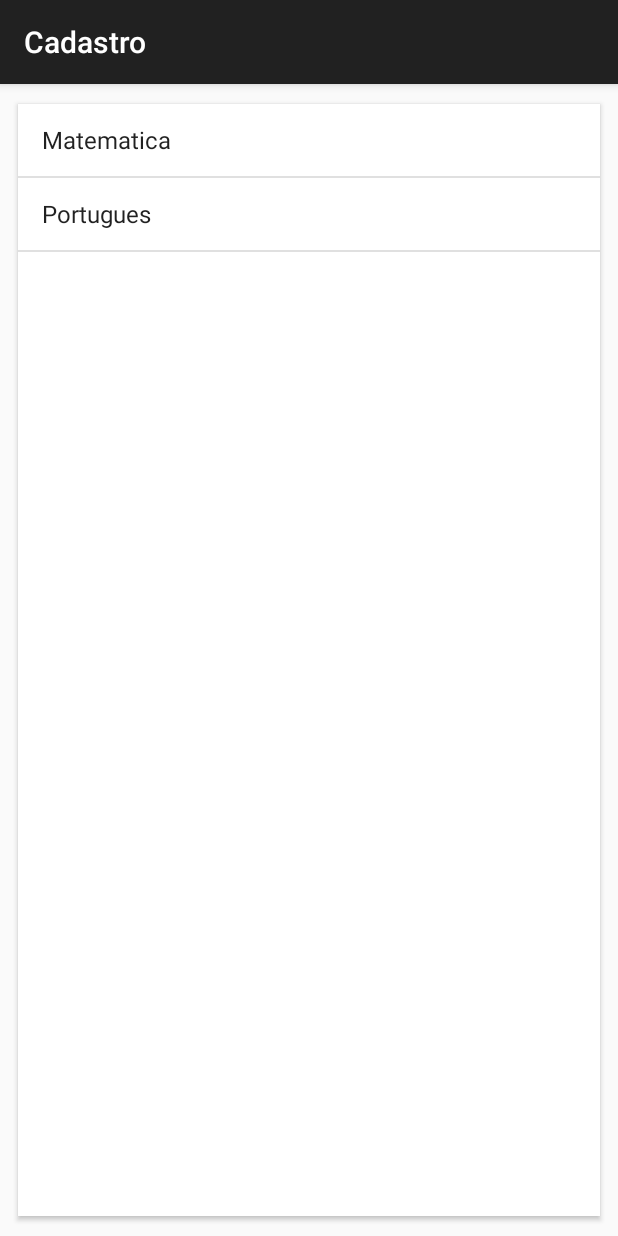
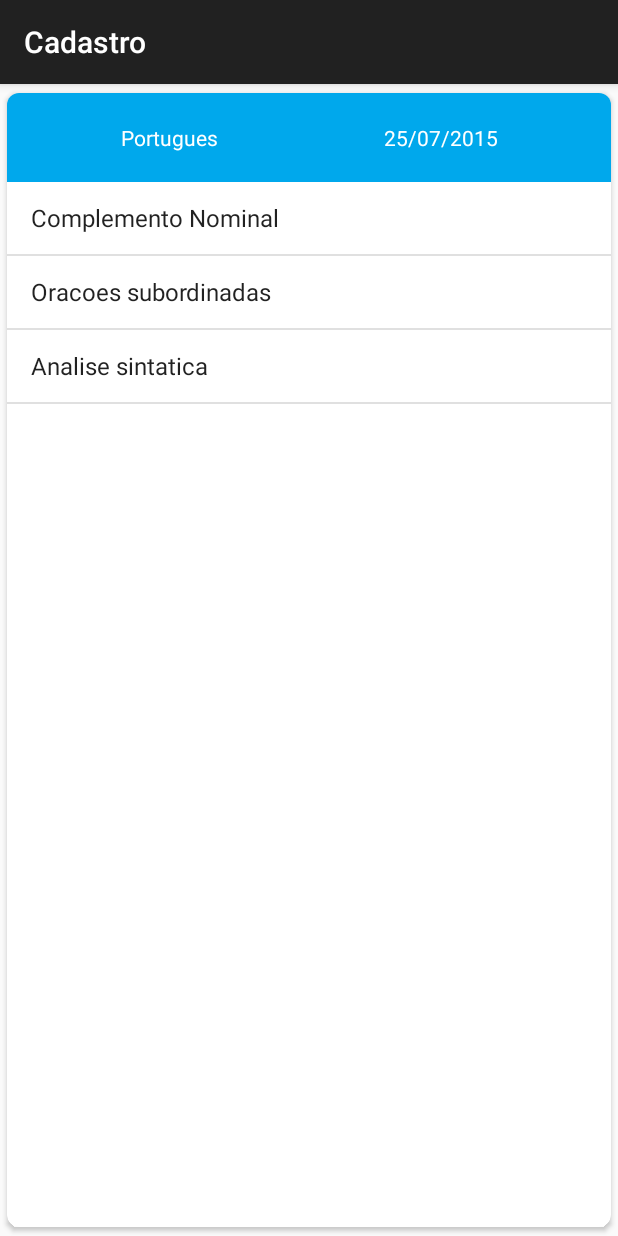
Before and after one commit to hiroinamine/android-crud, an Android app: the ListaProvasFragment screen opened directly, with no data from a screen before it, after a tap on "Portugues", on a phone screen of 412 x 824 dp. Run offline under Robolectric (Android 15) with nearby library versions, the phone set to English and light mode, and no system bars.

Commit message:
Fragments com bundle

```diff
--- a/app/src/main/java/br/com/caelum/cadastro/Fragment/DetalhesProvaFragment.java
+++ b/app/src/main/java/br/com/caelum/cadastro/Fragment/DetalhesProvaFragment.java
@@ -6,19 +6,51 @@ import android.support.v4.app.Fragment;
 import android.view.LayoutInflater;
 import android.view.View;
 import android.view.ViewGroup;
+import android.widget.ArrayAdapter;
+import android.widget.ListView;
+import android.widget.TextView;
 
 import br.com.caelum.cadastro.R;
+import br.com.caelum.cadastro.modelo.Prova;
 
 /**
  * Created by android5193 on 15/04/15.
  */
 public class DetalhesProvaFragment extends Fragment {
 
+    private Prova prova;
+
+    private TextView materia;
+    private TextView data;
+    private ListView topicos;
+
     @Override
     public View onCreateView(LayoutInflater inflater, @Nullable ViewGroup container, @Nullable Bundle savedInstanceState) {
+        View layout = inflater.inflate(R.layout.frament_detalhes_prova, container, false);
 
-        View layout = inflater.inflate(R.layout.frament_detalhes_prova, container, false);
+        if (getArguments() != null){
+            this.prova = (Prova) getArguments().getSerializable("prova");
+        }
+
+        buscaComponentes(layout);
+        populaCamposComDados(prova);
 
         return layout;
     }
+
+    private void buscaComponentes(View layout){
+        this.materia = (TextView) layout.findViewById(R.id.detalhe_prova_materia);
+        this.data = (TextView) layout.findViewById(R.id.detalhe_prova_data);
+        this.topicos = (ListView) layout.findViewById(R.id.detalhe_prova_topicos);
+    }
+
+    public void populaCamposComDados(Prova prova){
+        if (prova != null){
+            this.materia.setText(prova.getMateria());
+            this.data.setText(prova.getData());
+
+            ArrayAdapter<String> adapter = new ArrayAdapter<String>(getActivity(), android.R.layout.simple_list_item_1, prova.getTopicos());
+            this.topicos.setAdapter(adapter);
+        }
+    }
 }
--- a/app/src/main/java/br/com/caelum/cadastro/Fragment/ListaProvasFragment.java
+++ b/app/src/main/java/br/com/caelum/cadastro/Fragment/ListaProvasFragment.java
@@ -14,6 +14,7 @@ import android.widget.Toast;
 import java.util.Arrays;
 import java.util.List;
 
+import br.com.caelum.cadastro.ProvasActivity;
 import br.com.caelum.cadastro.R;
 import br.com.caelum.cadastro.modelo.Prova;
 
@@ -46,7 +47,8 @@ public class ListaProvasFragment extends Fragment {
             public void onItemClick(AdapterView<?> adapter, View view, int position, long id) {
                 Prova selecionada = (Prova) adapter.getItemAtPosition(position);
 
-                Toast.makeText(getActivity(), "Prova selecionada: " + selecionada, Toast.LENGTH_LONG).show();
+                ProvasActivity activity = (ProvasActivity) getActivity();
+                activity.selecionaProva(selecionada);// TODO: USAR PADRAO DELEGATE !
             }
         });
 
--- a/app/src/main/java/br/com/caelum/cadastro/ProvasActivity.java
+++ b/app/src/main/java/br/com/caelum/cadastro/ProvasActivity.java
@@ -1,4 +1,5 @@
 package br.com.caelum.cadastro;
+
 
 import android.os.Bundle;
 import android.support.v4.app.FragmentManager;
@@ -7,12 +8,32 @@ import android.support.v7.app.ActionBarActivity;
 
 import br.com.caelum.cadastro.Fragment.DetalhesProvaFragment;
 import br.com.caelum.cadastro.Fragment.ListaProvasFragment;
+import br.com.caelum.cadastro.modelo.Prova;
 
 /**
  * Created by android5193 on 15/04/15.
  */
 public class ProvasActivity extends ActionBarActivity {
 
+    public void selecionaProva(Prova prova){
+        FragmentManager manager = getSupportFragmentManager();
+
+        if (isTablet()){
+            DetalhesProvaFragment delhatesProva = (DetalhesProvaFragment) manager.findFragmentById(R.id.provas_detalhes);
+            delhatesProva.populaCamposComDados(prova);
+        } else {
+            Bundle argumentos = new Bundle();
+            argumentos.putSerializable("prova", prova);
+
+            DetalhesProvaFragment detalhesProva = new DetalhesProvaFragment();
+            detalhesProva.setArguments(argumentos);
+
+            FragmentTransaction tx = manager.beginTransaction();
+            tx.replace(R.id.provas_view, detalhesProva);
+            tx.addToBackStack(null); // Estado sem  nome. Com o nome eh possivel desempilhar tudo ate chegar no estado com o nome.
+            tx.commit();
+        }
+    }
 
     @Override
     protected void onCreate(Bundle savedInstanceState) {
@@ -23,9 +44,12 @@ public class ProvasActivity extends ActionBarActivity {
         FragmentManager manager = getSupportFragmentManager();
         FragmentTransaction tx = manager.beginTransaction();
 
-        tx.replace(R.id.provas_view, new ListaProvasFragment());
         if (isTablet()){
-            tx.replace(R.id.provas_detalhes, new DetalhesProvaFragment());
+            tx.replace(R.id.provas_lista, new ListaProvasFragment())
+              .replace(R.id.provas_detalhes, new DetalhesProvaFragment());
+        }
+        else{
+            tx.replace(R.id.provas_view, new ListaProvasFragment());
         }
         tx.commit();
     }
--- a/app/src/main/java/br/com/caelum/cadastro/modelo/Prova.java
+++ b/app/src/main/java/br/com/caelum/cadastro/modelo/Prova.java
@@ -11,6 +11,7 @@ public class Prova implements Serializable{
     private String data;
     private String materia;
     private String descricao;
+    private List<String> topicos = new ArrayList<String>();
 
     public List<String> getTopicos() {
         return topicos;
@@ -44,8 +45,6 @@ public class Prova implements Serializable{
         this.descricao = descricao;
     }
 
-    private List<String> topicos = new ArrayList<String>();
-
     public Prova(String data, String materia){
         this.data = data;
         this.materia = materia;
--- a/app/src/main/res/layout-land/activity_provas.xml
+++ b/app/src/main/res/layout-xlarge-land/activity_provas.xml
@@ -9,7 +9,7 @@
         android:orientation="horizontal">
 
         <FrameLayout
-            android:id="@+id/provas_view"
+            android:id="@+id/provas_lista"
             android:layout_width="0dp"
             android:layout_height="match_parent"
             android:layout_weight="1">
```
Also changed, not shown: app/src/main/res/values-xlarge-land/bools.xml (renamed from app/src/main/res/values-land/bools.xml), 1 other file.
